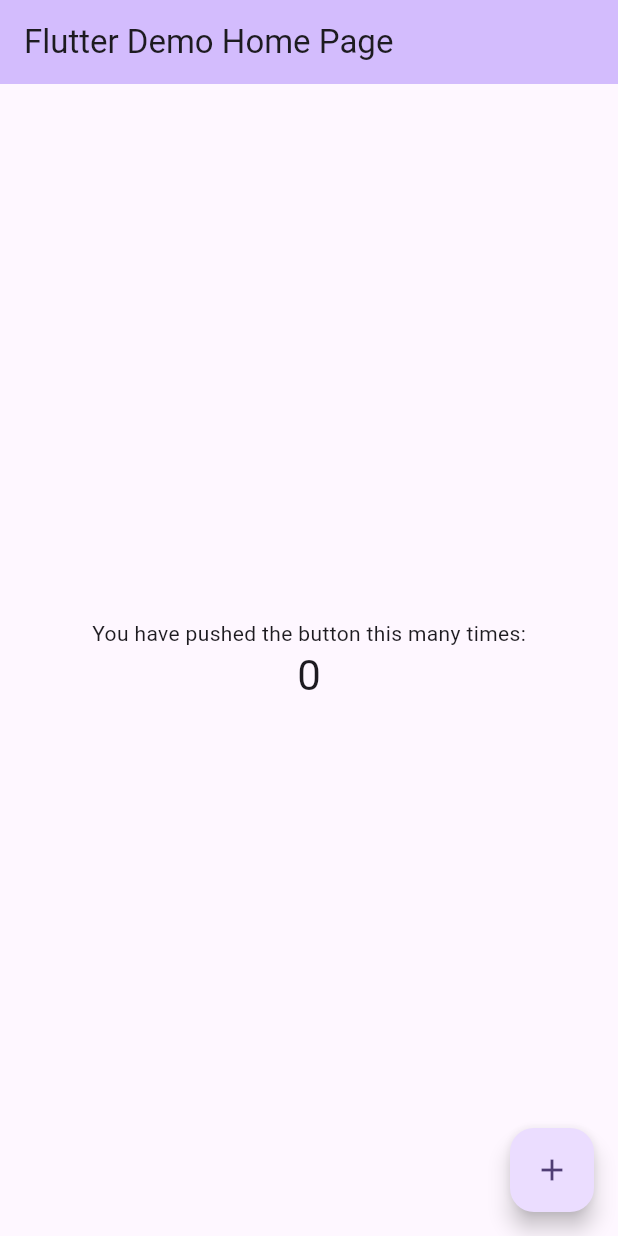
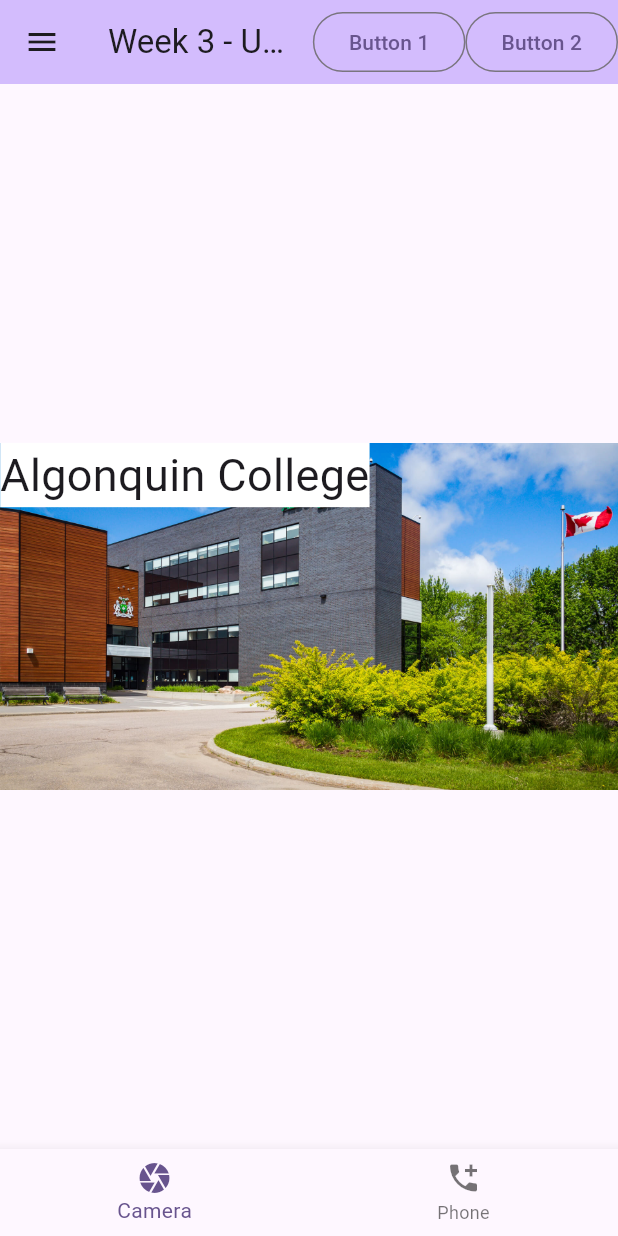
Before and after one commit to gourteacher/cst2335_25w_samples, a Flutter app: the screen it shows after launch, on a phone screen of 412 x 824 dp. Run offline on Flutter 3.47's test engine with Material 3 defaults, Android fonts, the phone set to English and light mode, and no system bars.

Commit message:
Week 3 : Scaffold + Stack  example

```diff
--- a/lib/main.dart
+++ b/lib/main.dart
@@ -1,4 +1,6 @@
 import 'package:flutter/material.dart';
+
+// CST2335 Week 3
 
 void main() {
   runApp(const MyApp());
@@ -11,7 +13,8 @@
   @override
   Widget build(BuildContext context) {
     return MaterialApp(
-      title: 'Flutter Demo',
+      debugShowCheckedModeBanner: false,
+      title: 'CST2335 Week 3',
       theme: ThemeData(
         // This is the theme of your application.
         //
@@ -31,7 +34,7 @@
         colorScheme: ColorScheme.fromSeed(seedColor: Colors.deepPurple),
         useMaterial3: true,
       ),
-      home: const MyHomePage(title: 'Flutter Demo Home Page'),
+      home: const MyHomePage(title: 'Week 3 - Using Scaffold'),
     );
   }
 }
@@ -55,18 +58,6 @@
 }
 
 class _MyHomePageState extends State<MyHomePage> {
-  int _counter = 0;
-
-  void _incrementCounter() {
-    setState(() {
-      // This call to setState tells the Flutter framework that something has
-      // changed in this State, which causes it to rerun the build method below
-      // so that the display can reflect the updated values. If we changed
-      // _counter without calling setState(), then the build method would not be
-      // called again, and so nothing would appear to happen.
-      _counter++;
-    });
-  }
 
   @override
   Widget build(BuildContext context) {
@@ -77,6 +68,7 @@
     // fast, so that you can just rebuild anything that needs updating rather
     // than having to individually change instances of widgets.
     return Scaffold(
+
       appBar: AppBar(
         // TRY THIS: Try changing the color here to a specific color (to
         // Colors.amber, perhaps?) and trigger a hot reload to see the AppBar
@@ -85,41 +77,32 @@
         // Here we take the value from the MyHomePage object that was created by
         // the App.build method, and use it to set our appbar title.
         title: Text(widget.title),
+        actions: [
+          OutlinedButton(onPressed: () { }, child:Text("Button 1")),
+          OutlinedButton(onPressed: (){ }, child: Text("Button 2"))
+        ],
       ),
+
+      drawer:Drawer(child:Text("Hi there")),
+
+      bottomNavigationBar: BottomNavigationBar(
+        items: [
+          BottomNavigationBarItem( icon: Icon(Icons.camera), label: 'Camera'  ),
+          BottomNavigationBarItem( icon: Icon(Icons.add_call), label: 'Phone' ),
+        ],
+      ),
+
       body: Center(
         // Center is a layout widget. It takes a single child and positions it
         // in the middle of the parent.
-        child: Column(
-          // Column is also a layout widget. It takes a list of children and
-          // arranges them vertically. By default, it sizes itself to fit its
-          // children horizontally, and tries to be as tall as its parent.
-          //
-          // Column has various properties to control how it sizes itself and
-          // how it positions its children. Here we use mainAxisAlignment to
-          // center the children vertically; the main axis here is the vertical
-          // axis because Columns are vertical (the cross axis would be
-          // horizontal).
-          //
-          // TRY THIS: Invoke "debug painting" (choose the "Toggle Debug Paint"
-          // action in the IDE, or press "p" in the console), to see the
-          // wireframe for each widget.
-          mainAxisAlignment: MainAxisAlignment.center,
-          children: <Widget>[
-            const Text(
-              'You have pushed the button this many times:',
-            ),
-            Text(
-              '$_counter',
-              style: Theme.of(context).textTheme.headlineMedium,
-            ),
+        child:  Stack (
+          children: [
+            Image.asset("images/algonquin.jpg"),
+            Text("Algonquin College", style: TextStyle(fontSize: 30.0, backgroundColor:Colors.white ),)
           ],
         ),
       ),
-      floatingActionButton: FloatingActionButton(
-        onPressed: _incrementCounter,
-        tooltip: 'Increment',
-        child: const Icon(Icons.add),
-      ), // This trailing comma makes auto-formatting nicer for build methods.
+
     );
   }
 }
--- a/pubspec.yaml
+++ b/pubspec.yaml
@@ -51,6 +51,8 @@
 
 # The following section is specific to Flutter packages.
 flutter:
+  assets:
+    - images/algonquin.jpg
 
   # The following line ensures that the Material Icons font is
   # included with your application, so that you can use the icons in
```
Also changed, not shown: images/algonquin.jpg (added).
